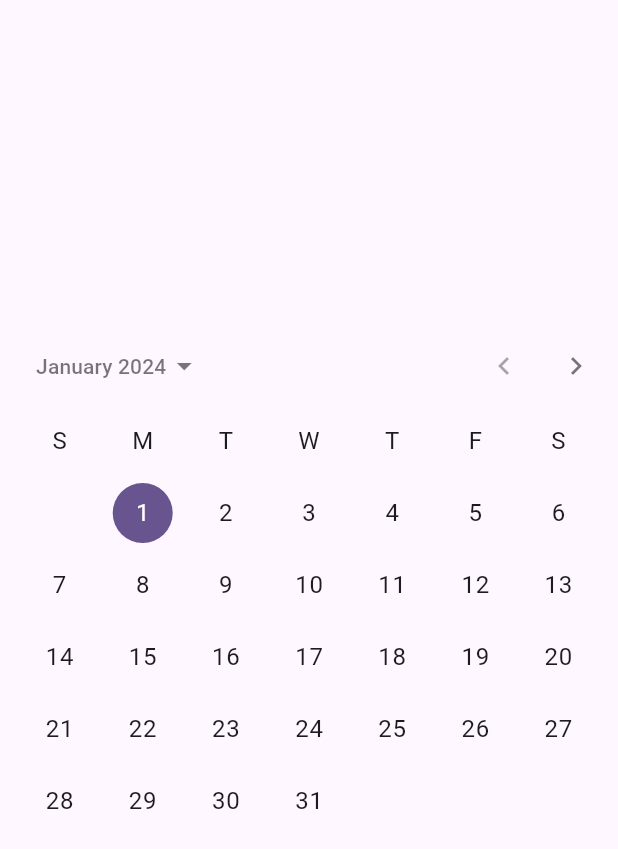
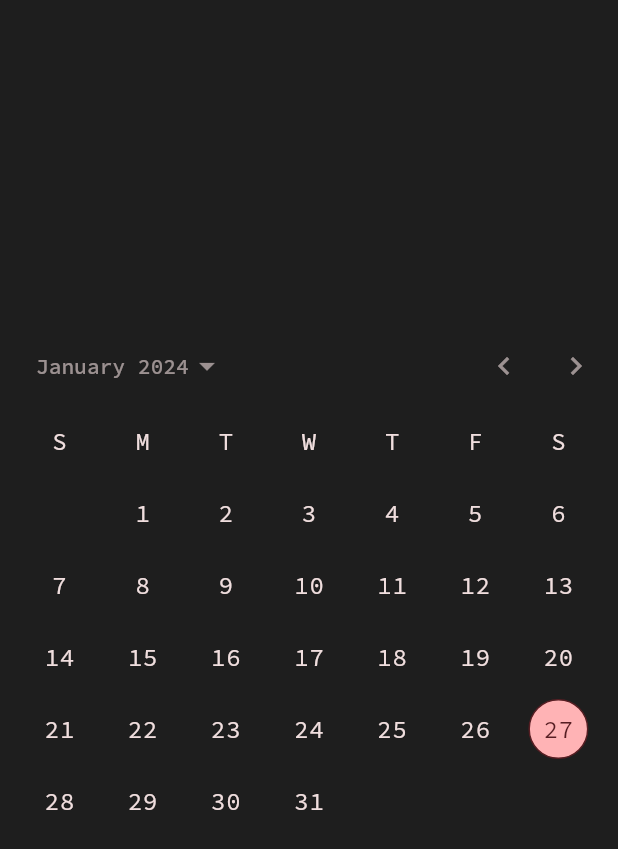
Before and after one commit to nikhil-RGB/gaming-tracker, a Flutter app: the screen it shows after launch, on a phone screen of 412 x 824 dp. Shown: the top 849 px of the screen. Run offline on Flutter 3.47's test engine with Material 3 defaults, Android fonts, the phone set to English and light mode, and no system bars; drawn by our look-alikes of calendar_date_picker2; our stand-ins replace google_fonts.

Commit message:
✨ Replace and Modify CalendarView

```diff
--- a/lib/main.dart
+++ b/lib/main.dart
@@ -1,5 +1,6 @@
 import 'package:flutter/material.dart';
 import 'package:gaming_tracker/pages/CalendarPage.dart';
+import 'package:google_fonts/google_fonts.dart';
 
 void main() {
   runApp(const MyApp());
@@ -14,23 +15,12 @@ class MyApp extends StatelessWidget {
     return MaterialApp(
       title: 'Flutter Demo',
       theme: ThemeData(
-        // This is the theme of your application.
-        //
-        // TRY THIS: Try running your application with "flutter run". You'll see
-        // the application has a blue toolbar. Then, without quitting the app,
-        // try changing the seedColor in the colorScheme below to Colors.green
-        // and then invoke "hot reload" (save your changes or press the "hot
-        // reload" button in a Flutter-supported IDE, or press "r" if you used
-        // the command line to start the app).
-        //
-        // Notice that the counter didn't reset back to zero; the application
-        // state is not lost during the reload. To reset the state, use hot
-        // restart instead.
-        //
-        // This works for code too, not just values: Most code changes can be
-        // tested with just a hot reload.
-        colorScheme: ColorScheme.fromSeed(seedColor: Colors.deepPurple),
         useMaterial3: true,
+        colorScheme: ColorScheme.fromSeed(
+          brightness: Brightness.dark,
+          seedColor: const Color(0xFFF23453),
+        ),
+        textTheme: GoogleFonts.sourceCodeProTextTheme(),
       ),
       home: const CalendarPage(),
     );
--- a/lib/pages/CalendarPage.dart
+++ b/lib/pages/CalendarPage.dart
@@ -1,19 +1,29 @@
 // ignore_for_file: file_names
 
 import 'package:flutter/material.dart';
+import 'package:calendar_date_picker2/calendar_date_picker2.dart';
 
 class CalendarPage extends StatelessWidget {
   const CalendarPage({super.key});
   @override
   Widget build(BuildContext context) {
+    //Current date to initialize the calendar
+    DateTime today = DateTime.now();
+    List<DateTime?> _dates = [today];
     return SafeArea(
       child: Scaffold(
+        backgroundColor: const Color(0xFF1E1E1E),
         body: Center(
-          child: CalendarDatePicker(
-              initialDate: DateTime(2024),
-              firstDate: DateTime(2024),
-              lastDate: DateTime(2025),
-              onDateChanged: (changed) {}),
+          child: CalendarDatePicker2(
+            config: CalendarDatePicker2Config(
+              dayTextStyle: const TextStyle(
+                  color: Colors.white, fontWeight: FontWeight.w700),
+              selectedDayTextStyle: const TextStyle(
+                  color: Colors.black, fontWeight: FontWeight.w700),
+            ),
+            value: _dates,
+            onValueChanged: (dates) => _dates = dates,
+          ),
         ),
       ),
     );
--- a/pubspec.yaml
+++ b/pubspec.yaml
@@ -35,6 +35,8 @@ dependencies:
   # The following adds the Cupertino Icons font to your application.
   # Use with the CupertinoIcons class for iOS style icons.
   cupertino_icons: ^1.0.2
+  calendar_date_picker2: ^0.5.3
+  google_fonts: ^6.1.0
 
 dev_dependencies:
   flutter_test:
```
Also changed, not shown: pubspec.lock, 1 other file.
